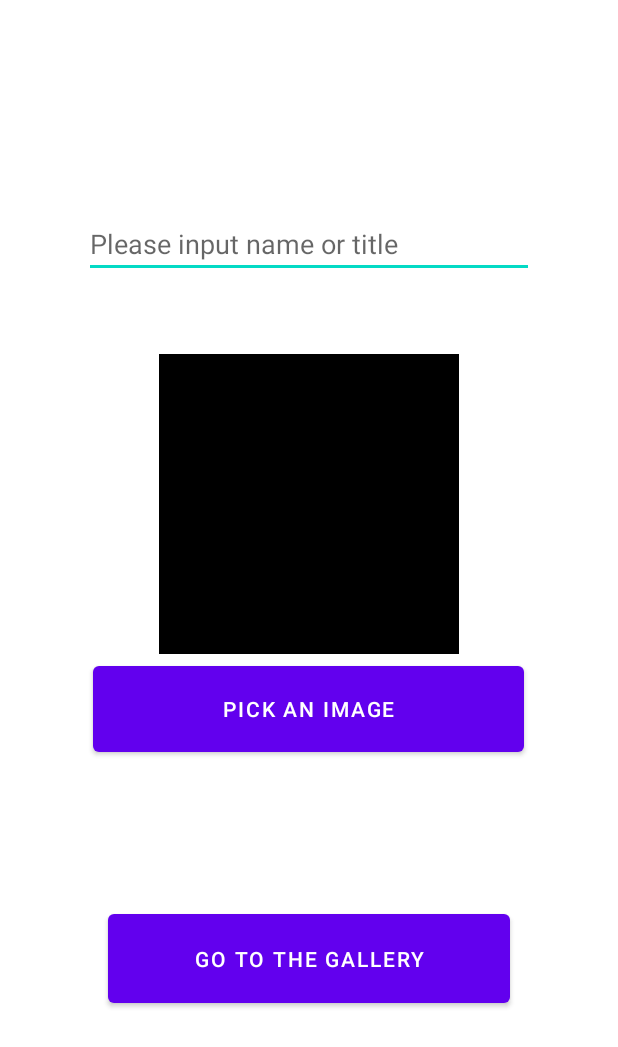
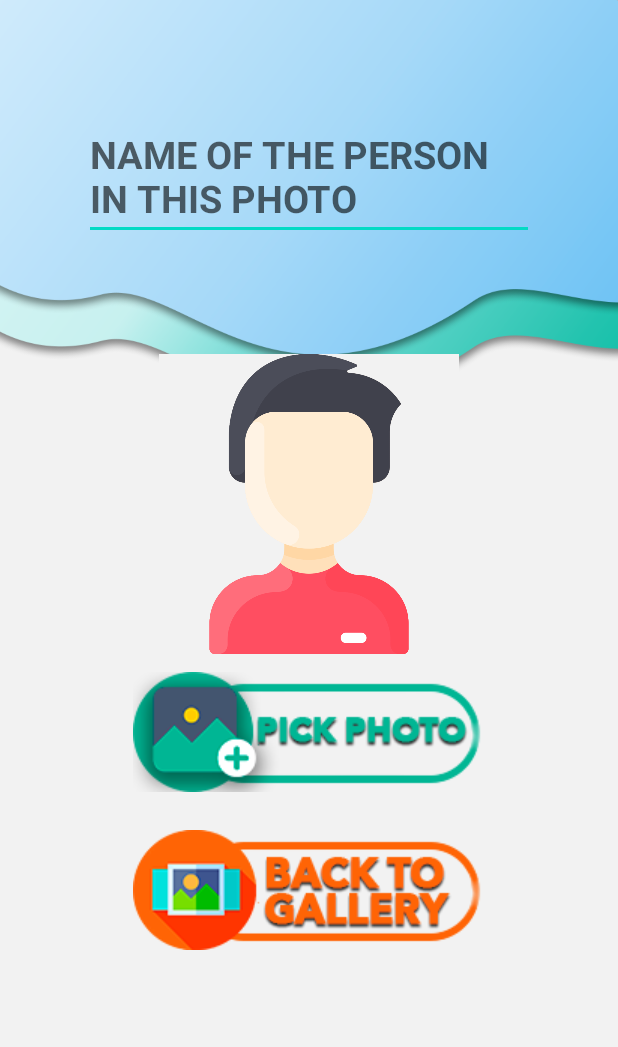
Before and after one commit to saizk/Reminiscence, an Android app: the AddPhotoViewActivity screen opened directly, with no data from a screen before it, on a phone screen of 412 x 824 dp. Shown: the top 1047 px of the screen. Run offline under Robolectric (Android 15) with nearby library versions, the phone set to English and light mode, and no system bars; pictures from the network do not load.

Commit message:
complete gallery interfaces

```diff
--- a/app/src/main/java/com/example/reminiscence/AddPhotoViewActivity.java
+++ b/app/src/main/java/com/example/reminiscence/AddPhotoViewActivity.java
@@ -12,6 +12,7 @@ import android.util.Log;
 import android.view.View;
 import android.widget.Button;
 import android.widget.EditText;
+import android.widget.ImageButton;
 import android.widget.ImageView;
 import android.widget.Toast;
 
@@ -24,9 +25,9 @@ public class AddPhotoViewActivity extends AppCompatActivity {
 
 
     ImageView imageView;
-    Button btnPick;
+    ImageButton btnPick;
     EditText inputName;
-    Button saveImageButton;
+    ImageButton saveImageButton;
 
 
 
--- a/app/src/main/res/layout/activity_add_photo_view.xml
+++ b/app/src/main/res/layout/activity_add_photo_view.xml
@@ -4,9 +4,12 @@
     xmlns:tools="http://schemas.android.com/tools"
     android:layout_width="match_parent"
     android:layout_height="match_parent"
-    tools:context=".AddPhotoViewActivity">
+    tools:context=".AddPhotoViewActivity"
+    android:background="@drawable/ui_addgallery_background">
 
     <ImageView
+        android:src="@drawable/ui_placeholderpic"
+        android:backgroundTint="#f2f2f2"
         android:id="@+id/PickImageView"
         android:layout_width="200dp"
         android:layout_height="200dp"
@@ -17,14 +20,16 @@
         android:background="@android:color/black"
         android:scaleType="centerCrop"></ImageView>
 
-    <Button
+    <ImageButton
+        android:background="#f2f2f2"
+        android:src="@drawable/ui_pickphoto"
         android:id="@+id/PickImageButton"
-        android:layout_width="287dp"
-        android:layout_height="69dp"
+        android:layout_width="380dp"
+        android:layout_height="100dp"
         android:layout_below="@id/PickImageView"
         android:layout_centerHorizontal="true"
         android:layout_marginTop="2dp"
-        android:text="Pick an image"></Button>
+        android:text="Pick an image"></ImageButton>
 
 
     <EditText
@@ -32,20 +37,23 @@
         android:layout_width="300dp"
         android:layout_height="wrap_content"
         android:layout_centerHorizontal="true"
-        android:layout_marginTop="140dp"
-        android:layout_marginBottom="102dp"
+        android:layout_marginTop="75dp"
+        android:textStyle="bold"
+        android:textSize="25dp"
 
-        android:hint="Please input name or title" />
+        android:hint="NAME OF THE PERSON IN THIS PHOTO" />
 
-    <Button
+    <ImageButton
+        android:src="@drawable/ui_backtogallery"
+        android:background="#f2f2f2"
         android:id="@+id/saveImageButton"
-        android:layout_width="268dp"
-        android:layout_height="71dp"
+        android:layout_width="368dp"
+        android:layout_height="90dp"
         android:layout_below="@id/PickImageButton"
         android:layout_centerHorizontal="true"
-        android:layout_marginTop="96dp"
+        android:layout_marginTop="10dp"
         android:onClick="onGoToGalleryClick"
-        android:text="Go to the Gallery"></Button>
+        android:text="Go to the Gallery"></ImageButton>
 
 
 </RelativeLayout>
```
Also changed, not shown: app/src/main/res/drawable/ui_backtogallery.png (added), app/src/main/res/drawable/ui_pickphoto.png (added), app/src/main/res/drawable/ui_placeholderpic.png (added).
